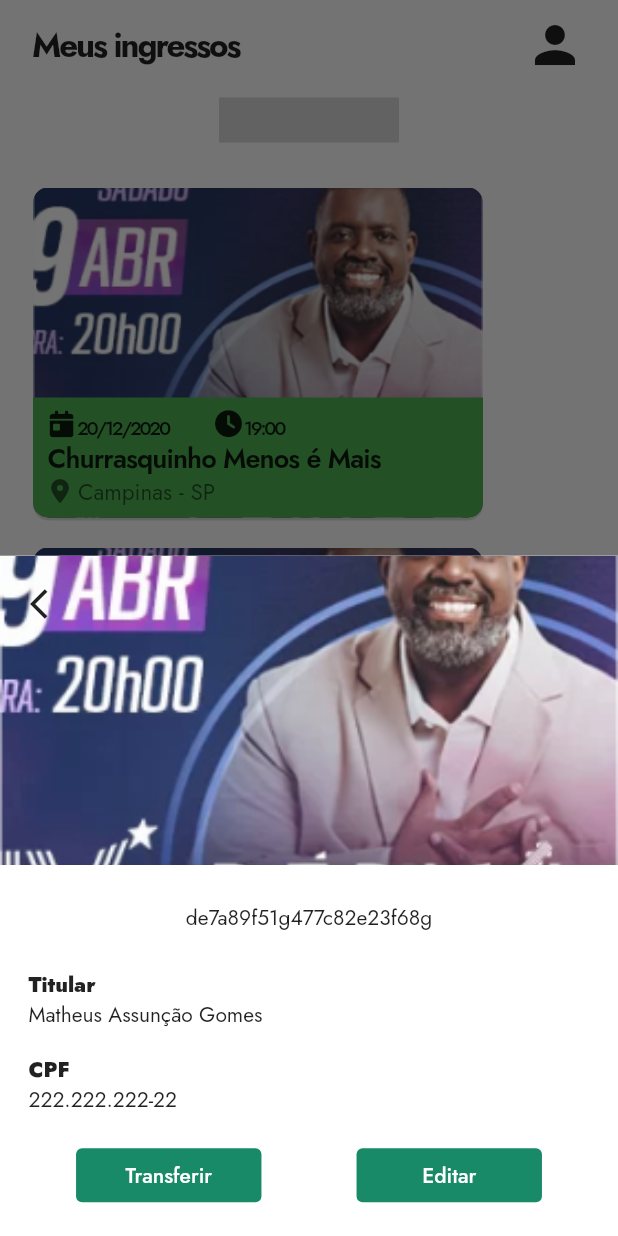
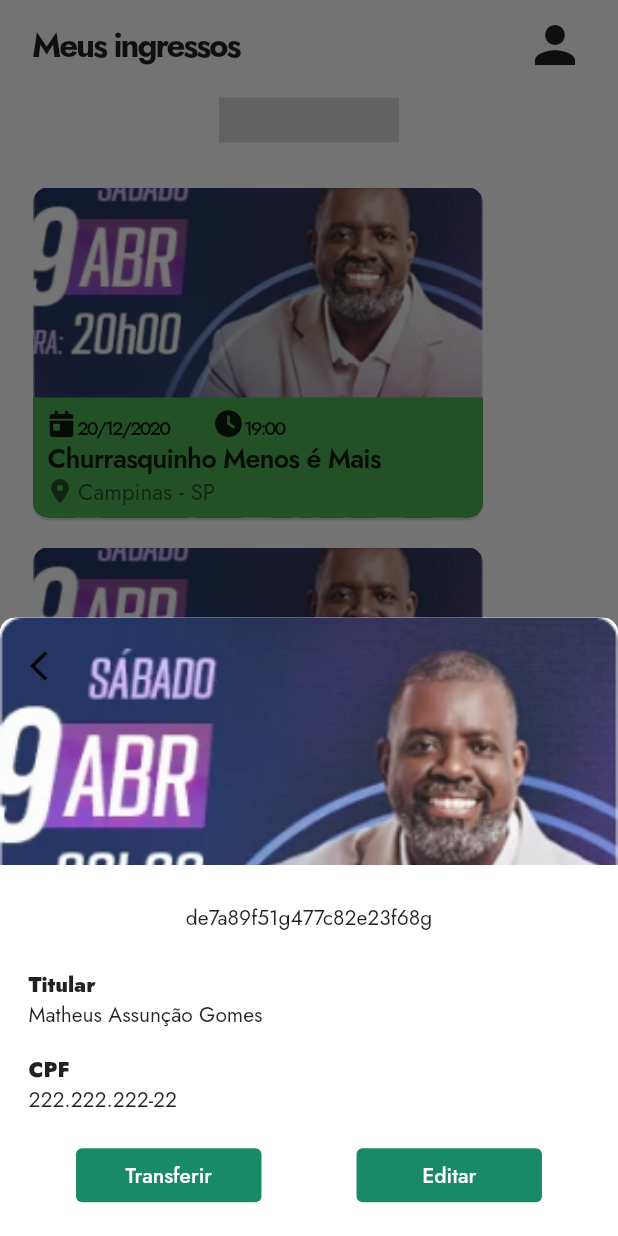
Before and after one commit to MatheusAGomes/dibs, a Flutter app: the MeusIngressosScreen screen opened directly, after a tap on "20/12/2020", on a phone screen of 412 x 824 dp. Run offline on Flutter 3.47's test engine with Material 2 defaults, Android fonts, the phone set to English and light mode, and no system bars; drawn by our look-alikes of animated_toggle_switch, loader_overlay; our stand-ins replace dio, flutter_svg, fluttertoast, font_awesome_flutter, google_fonts, jwt_decoder and 5 more; missing offline and left inert: validatorless; accounts and stored records are empty; generated files the repository leaves out were written again; project files that could hold a hidden picture were left out.

Commit message:
mudanças em infoMeuIngresso.dart

```diff
--- a/lib/private/infoMeuIngresso.dart
+++ b/lib/private/infoMeuIngresso.dart
@@ -30,7 +30,7 @@ class InfoMeuIngressoScreen extends StatelessWidget {
           child: Stack(children: <Widget>[
             Padding(
                 padding: EdgeInsets.only(
-                    top: MediaQuery.of(context).size.height * 0.25,
+                    top: MediaQuery.of(context).size.height * 0.20,
                     left: 19,
                     right: 19),
                 child: Column(
@@ -186,9 +186,12 @@ class InfoMeuIngressoScreen extends StatelessWidget {
             Container(
               decoration: BoxDecoration(
                 color: Colors.transparent,
-                image: DecorationImage(fit: BoxFit.cover, image: fotoDoEvento!),
+                image: DecorationImage(
+                  fit: BoxFit.cover,
+                  image: fotoDoEvento!,
+                  alignment: Alignment.topCenter),
               ),
-              height: MediaQuery.of(context).size.height * 0.25,
+              height: MediaQuery.of(context).size.height * 0.20,
             ),
             Padding(
               padding: const EdgeInsets.all(8.0),
--- a/lib/widget/bannerMeuIngresso.dart
+++ b/lib/widget/bannerMeuIngresso.dart
@@ -51,6 +51,11 @@ class BannerMeuIngresso extends StatelessWidget {
                 showModalBottomSheet<void>(
                   isScrollControlled: true,
                   context: context,
+                  clipBehavior: Clip.antiAlias,
+                  shape: const RoundedRectangleBorder(
+                    borderRadius: BorderRadius.vertical(
+                        top: Radius.circular(10)),
+                  ),
                   builder: (BuildContext context) {
                     return InfoMeuIngressoScreen(
                       codigoDoIngresso: 'de7a89f51g477c82e23f68g',
```
